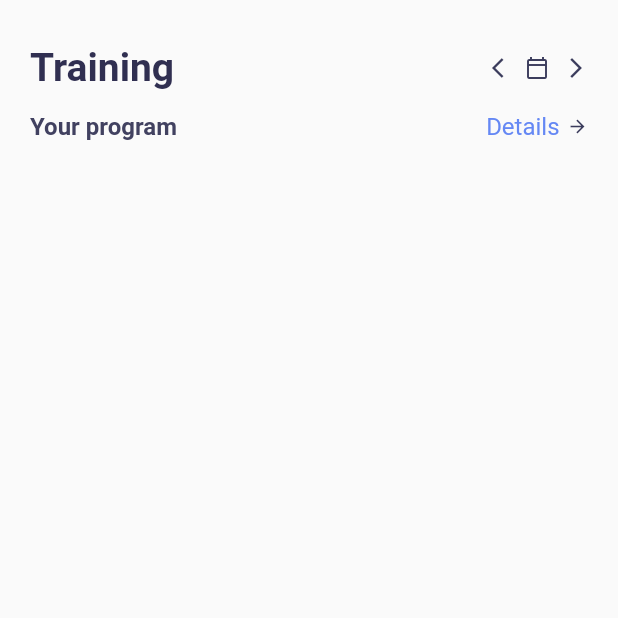
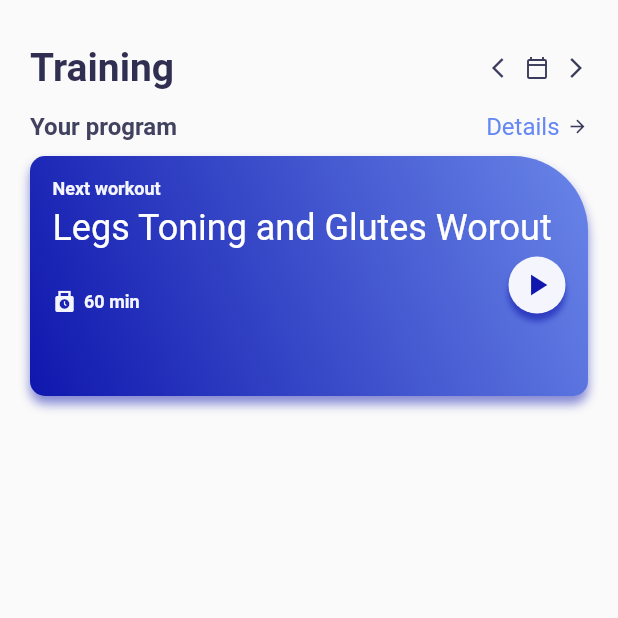
Before and after one commit to JJAHMEDAMER/Video_Training_App, a Flutter app: the screen it shows after launch, on a phone screen of 412 x 824 dp, the top half of it. Run offline on Flutter 3.47's test engine with Material 2 defaults, Android fonts, the phone set to English and light mode, and no system bars.

Commit message:
Third Row - Main Card

```diff
--- a/lib/pages/home_page.dart
+++ b/lib/pages/home_page.dart
@@ -71,7 +71,7 @@ class _HomePageState extends State<HomePage> {
                       'Details',
                       style: TextStyle(
                         fontSize: 16,
-                        fontWeight: FontWeight.w00,
+                        fontWeight: FontWeight.w400,
                         color: AppColor.homePageDetail,
                       ),
                     ),
@@ -88,6 +88,103 @@ class _HomePageState extends State<HomePage> {
               ],
             ),
             SizedBox(height: 10),
+
+            // 3rd Row Card
+            Container(
+              padding: EdgeInsets.all(15),
+              width: double.maxFinite,
+              height: 160,
+              decoration: BoxDecoration(
+                  borderRadius: BorderRadius.only(
+                    topRight: Radius.circular(50),
+                    topLeft: Radius.circular(10),
+                    bottomLeft: Radius.circular(10),
+                    bottomRight: Radius.circular(10),
+                  ),
+                  gradient: LinearGradient(
+                    colors: [
+                      AppColor.gradientFirst,
+                      AppColor.gradientSecond,
+                    ],
+                    begin: Alignment.bottomLeft,
+                    end: Alignment.topRight,
+                  ),
+                  boxShadow: [
+                    BoxShadow(
+                        offset: Offset(0, 5),
+                        blurRadius: 5,
+                        color: AppColor.gradientFirst.withOpacity(0.5))
+                  ]),
+              child: Column(
+                crossAxisAlignment: CrossAxisAlignment.start,
+                children: [
+                  Text(
+                    'Next workout',
+                    style: TextStyle(
+                      fontSize: 12,
+                      fontWeight: FontWeight.w600,
+                      color: AppColor.homePageContainerTextSmall,
+                    ),
+                  ),
+                  SizedBox(height: 5),
+                  Text(
+                    'Legs Toning and Glutes Worout',
+                    style: TextStyle(
+                      fontSize: 24,
+                      fontWeight: FontWeight.w400,
+                      color: AppColor.homePageContainerTextBig,
+                    ),
+                  ),
+                  SizedBox(height: 5),
+                  Row(
+                    mainAxisAlignment: MainAxisAlignment.spaceBetween,
+                    crossAxisAlignment: CrossAxisAlignment.end,
+                    children: [
+                      Row(
+                        children: [
+                          Icon(
+                            Icons.punch_clock,
+                            size: 16,
+                            color: AppColor.homePageContainerTextSmall,
+                          ),
+                          SizedBox(width: 5),
+                          Text(
+                            '60 min',
+                            style: TextStyle(
+                              fontSize: 12,
+                              fontWeight: FontWeight.w600,
+                              color: AppColor.homePageContainerTextSmall,
+                            ),
+                          ),
+                        ],
+                      ),
+                      Container(
+                        padding: EdgeInsets.all(7),
+                        decoration: BoxDecoration(
+                            borderRadius: BorderRadius.circular(100),
+                            color: AppColor.homePageContainerTextSmall,
+                            boxShadow: [
+                              BoxShadow(
+                                offset: Offset(0, 5),
+                                blurRadius: 3,
+                                color: AppColor.gradientFirst.withOpacity(0.6),
+                              ),
+                            ]),
+                        child: Icon(
+                          Icons.play_arrow,
+                          color: AppColor.gradientFirst,
+                        ),
+                      )
+                    ],
+                  ),
+                ],
+              ),
+            ),
+            SizedBox(height: 10),
+
+            // 4th Row
+            Container(),
+            SizedBox(height: 10),
           ],
         ),
       ),
```
